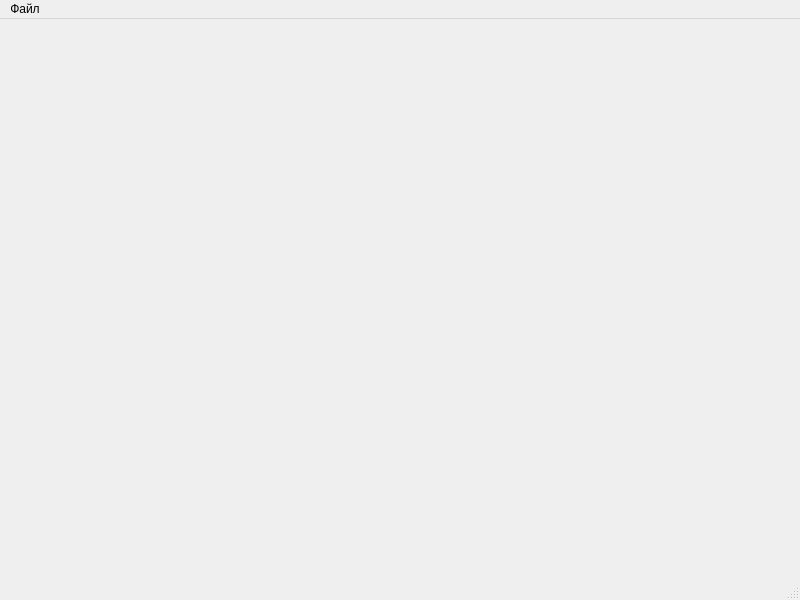
This is mainwindow.ui in coolrich/xml-feed-editor as Qt 5 draws it before an edit. The edited form follows.
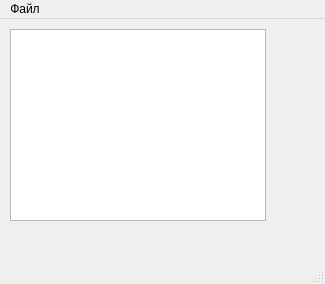
This is the edited form.

```diff
--- a/mainwindow.ui
+++ b/mainwindow.ui
@@ -6,20 +6,31 @@
    <rect>
     <x>0</x>
     <y>0</y>
-    <width>800</width>
-    <height>600</height>
+    <width>325</width>
+    <height>284</height>
    </rect>
   </property>
   <property name="windowTitle">
    <string>MainWindow</string>
   </property>
-  <widget class="QWidget" name="centralwidget"/>
+  <widget class="QWidget" name="centralwidget">
+   <widget class="QTreeView" name="tree_view">
+    <property name="geometry">
+     <rect>
+      <x>10</x>
+      <y>10</y>
+      <width>256</width>
+      <height>192</height>
+     </rect>
+    </property>
+   </widget>
+  </widget>
   <widget class="QMenuBar" name="menubar">
    <property name="geometry">
     <rect>
      <x>0</x>
      <y>0</y>
-     <width>800</width>
+     <width>325</width>
      <height>21</height>
     </rect>
    </property>
```
